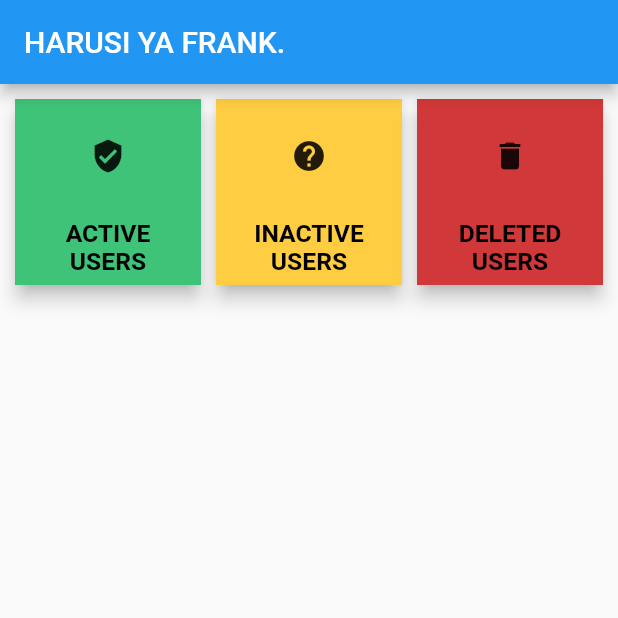
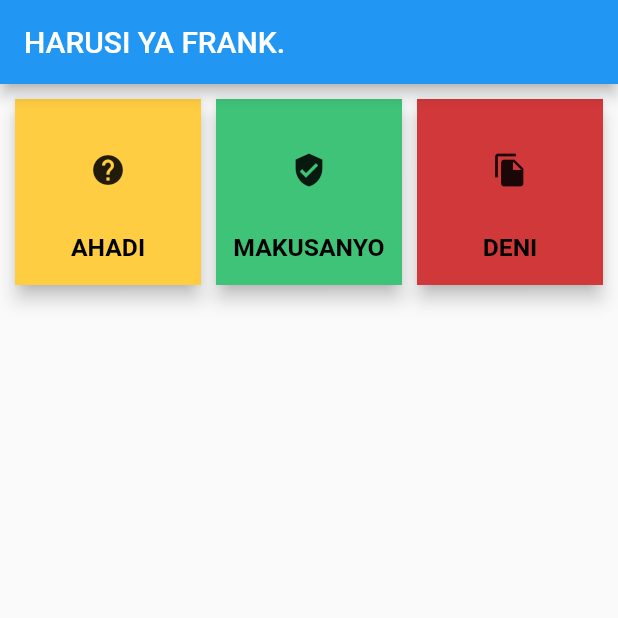
Before and after one commit to gabbymushi/michango_app, a Flutter app: the screen it shows after launch, on a phone screen of 412 x 824 dp, the top half of it. Run offline on Flutter 3.47's test engine with Material 2 defaults, Android fonts, the phone set to English and light mode, and no system bars.

```diff
--- a/lib/pages/widgets/widget_home_category.dart
+++ b/lib/pages/widgets/widget_home_category.dart
@@ -26,7 +26,23 @@ _buildListCategory(BuildContext context) {
       children: [
         makeDashboardItem(
             mediaQueryData,
-            "Active\nUsers",
+            "Ahadi",
+            "#FFCD42",
+            Icon(Icons.help),
+            Border(
+              right: BorderSide(
+                color: Colors.black,
+                width: 1.0,
+              ),
+              bottom: BorderSide(
+                color: Colors.black,
+                width: 1.0,
+              ),
+            ),
+            () => {}),
+        makeDashboardItem(
+            mediaQueryData,
+            "Makusanyo",
             "#3FC379",
             Icon(Icons.verified_user),
             Border(
@@ -42,25 +58,9 @@ _buildListCategory(BuildContext context) {
             () => {}),
         makeDashboardItem(
             mediaQueryData,
-            "Inactive Users",
-            "#FFCD42",
-            Icon(Icons.help),
-            Border(
-              right: BorderSide(
-                color: Colors.black,
-                width: 1.0,
-              ),
-              bottom: BorderSide(
-                color: Colors.black,
-                width: 1.0,
-              ),
-            ),
-            () => {}),
-        makeDashboardItem(
-            mediaQueryData,
-            "Deleted\nUsers",
+            "Deni",
             "#D13839",
-            Icon(Icons.delete),
+            Icon(Icons.file_copy),
             Border(
               right: BorderSide(
                 color: Colors.black,
```
Also changed, not shown: lib/models/contributors_model.dart (added).
